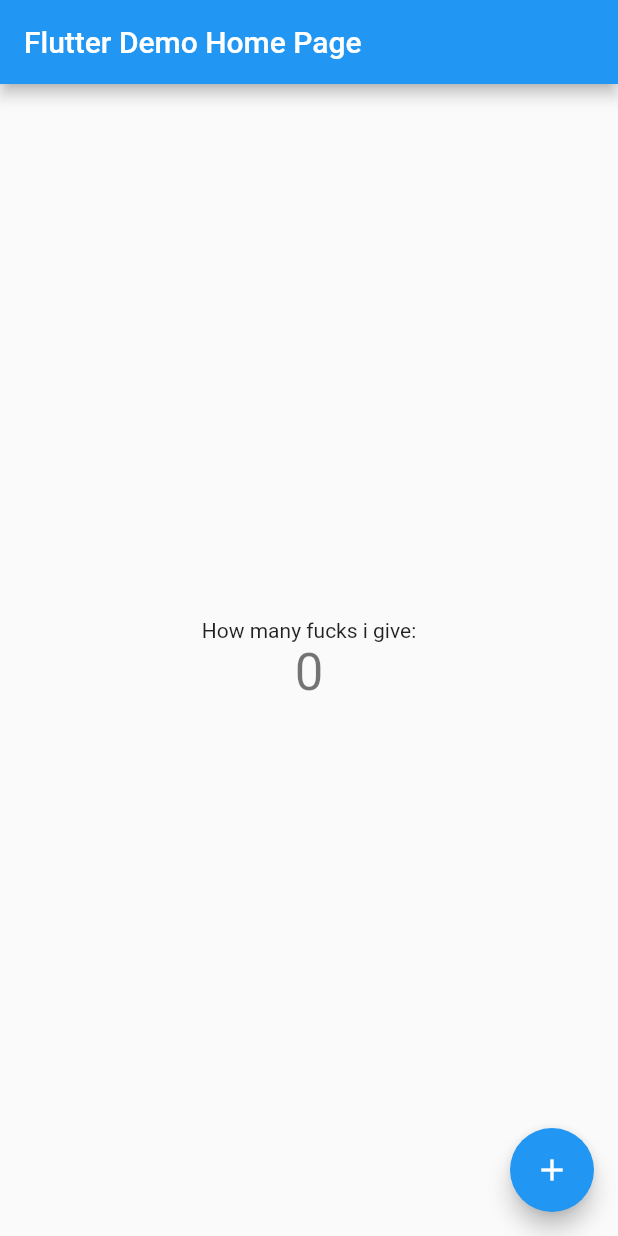
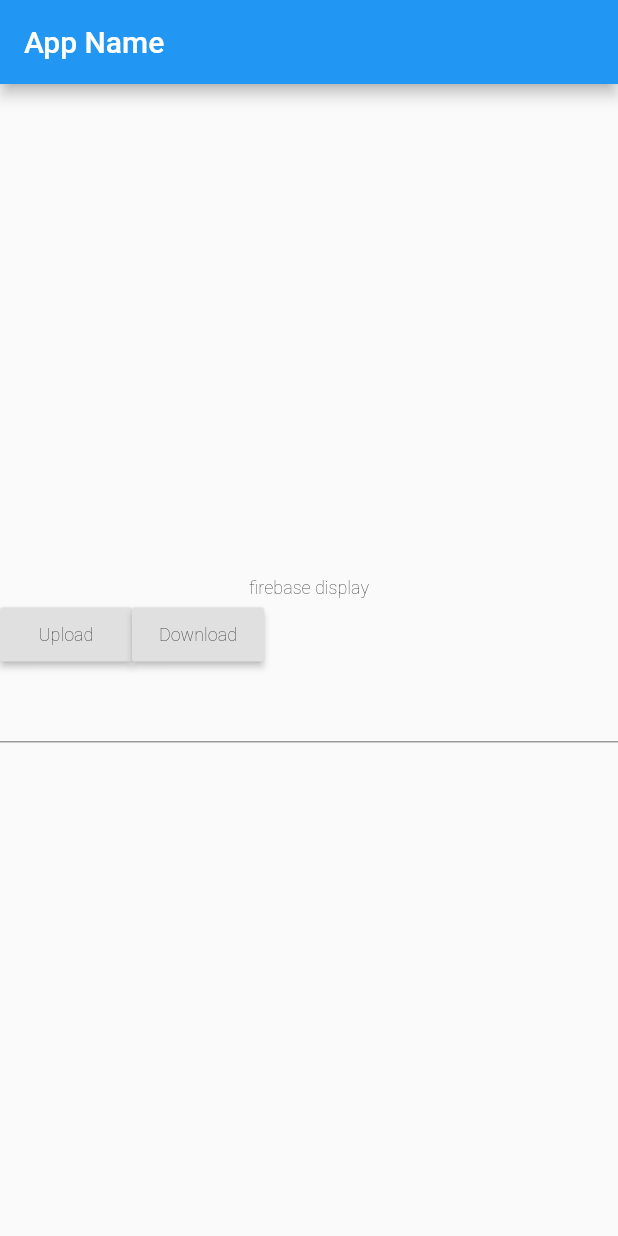
Before and after one commit to bautitravella/hello_world_firebase, a Flutter app: the screen it shows after launch, on a phone screen of 412 x 824 dp. Run offline on Flutter 3.47's test engine with Material 2 defaults, Android fonts, the phone set to English and light mode, and no system bars.

Commit message:
how many fucks

```diff
--- a/lib/main.dart
+++ b/lib/main.dart
@@ -1,111 +1,98 @@
 import 'package:flutter/material.dart';
 
-void main() => runApp(MyApp());
+void main() {
+  runApp(new MyApp());
+}
+class MyApp extends StatelessWidget {
 
-class MyApp extends StatelessWidget {
-  // This widget is the root of your application.
   @override
   Widget build(BuildContext context) {
-    return MaterialApp(
-      title: 'Flutter Demo',
-      theme: ThemeData(
-        // This is the theme of your application.
-        //
-        // Try running your application with "flutter run". You'll see the
-        // application has a blue toolbar. Then, without quitting the app, try
-        // changing the primarySwatch below to Colors.green and then invoke
-        // "hot reload" (press "r" in the console where you ran "flutter run",
-        // or simply save your changes to "hot reload" in a Flutter IDE).
-        // Notice that the counter didn't reset back to zero; the application
-        // is not restarted.
+    return new MaterialApp(
+      title: 'Generated App',
+      theme: new ThemeData(
         primarySwatch: Colors.blue,
+        primaryColor: const Color(0xFF2196f3),
+        accentColor: const Color(0xFF2196f3),
+        canvasColor: const Color(0xFFfafafa),
       ),
-      home: MyHomePage(title: 'Flutter Demo Home Page'),
+      home: new MyHomePage(),
     );
   }
 }
 
 class MyHomePage extends StatefulWidget {
-  MyHomePage({Key key, this.title}) : super(key: key);
-
-  // This widget is the home page of your application. It is stateful, meaning
-  // that it has a State object (defined below) that contains fields that affect
-  // how it looks.
-
-  // This class is the configuration for the state. It holds the values (in this
-  // case the title) provided by the parent (in this case the App widget) and
-  // used by the build method of the State. Fields in a Widget subclass are
-  // always marked "final".
-
-  final String title;
-
+  MyHomePage({Key key}) : super(key: key);
   @override
-  _MyHomePageState createState() => _MyHomePageState();
+  _MyHomePageState createState() => new _MyHomePageState();
 }
 
 class _MyHomePageState extends State<MyHomePage> {
-  int _counter = 0;
-
-  void _incrementCounter() {
-    setState(() {
-      // This call to setState tells the Flutter framework that something has
-      // changed in this State, which causes it to rerun the build method below
-      // so that the display can reflect the updated values. If we changed
-      // _counter without calling setState(), then the build method would not be
-      // called again, and so nothing would appear to happen.
-      _counter++;
-    });
-  }
-
   @override
   Widget build(BuildContext context) {
-    // This method is rerun every time setState is called, for instance as done
-    // by the _incrementCounter method above.
-    //
-    // The Flutter framework has been optimized to make rerunning build methods
-    // fast, so that you can just rebuild anything that needs updating rather
-    // than having to individually change instances of widgets.
-    return Scaffold(
-      appBar: AppBar(
-        // Here we take the value from the MyHomePage object that was created by
-        // the App.build method, and use it to set our appbar title.
-        title: Text(widget.title),
+    return new Scaffold(
+      appBar: new AppBar(
+        title: new Text('App Name'),
       ),
-      body: Center(
-        // Center is a layout widget. It takes a single child and positions it
-        // in the middle of the parent.
-        child: Column(
-          // Column is also a layout widget. It takes a list of children and
-          // arranges them vertically. By default, it sizes itself to fit its
-          // children horizontally, and tries to be as tall as its parent.
-          //
-          // Invoke "debug painting" (press "p" in the console, choose the
-          // "Toggle Debug Paint" action from the Flutter Inspector in Android
-          // Studio, or the "Toggle Debug Paint" command in Visual Studio Code)
-          // to see the wireframe for each widget.
-          //
-          // Column has various properties to control how it sizes itself and
-          // how it positions its children. Here we use mainAxisAlignment to
-          // center the children vertically; the main axis here is the vertical
-          // axis because Columns are vertical (the cross axis would be
-          // horizontal).
+      body:
+      new Column(
           mainAxisAlignment: MainAxisAlignment.center,
+          mainAxisSize: MainAxisSize.max,
+          crossAxisAlignment: CrossAxisAlignment.center,
           children: <Widget>[
-            Text(
-              'How many fucks i give:',
+            new Text(
+              "firebase display",
+              style: new TextStyle(fontSize:12.0,
+                  color: const Color(0xFF000000),
+                  fontWeight: FontWeight.w200,
+                  fontFamily: "Roboto"),
             ),
-            Text(
-              '$_counter',
-              style: Theme.of(context).textTheme.display1,
+
+            new Row(
+                mainAxisAlignment: MainAxisAlignment.start,
+                mainAxisSize: MainAxisSize.max,
+                crossAxisAlignment: CrossAxisAlignment.center,
+                children: <Widget>[
+                  new RaisedButton(key:null, onPressed:buttonPressed,
+                      color: const Color(0xFFe0e0e0),
+                      child:
+                      new Text(
+                        "Upload",
+                        style: new TextStyle(fontSize:12.0,
+                            color: const Color(0xFF000000),
+                            fontWeight: FontWeight.w200,
+                            fontFamily: "Roboto"),
+                      )
+                  ),
+
+                  new RaisedButton(key:null, onPressed:buttonPressed,
+                      color: const Color(0xFFe0e0e0),
+                      child:
+                      new Text(
+                        "Download",
+                        style: new TextStyle(fontSize:12.0,
+                            color: const Color(0xFF000000),
+                            fontWeight: FontWeight.w200,
+                            fontFamily: "Roboto"),
+                      )
+                  )
+                ]
+
             ),
-          ],
-        ),
+
+            new TextField(
+              style: new TextStyle(fontSize:12.0,
+                  color: const Color(0xFF000000),
+                  fontWeight: FontWeight.w200,
+                  fontFamily: "Roboto"),
+            )
+          ]
+
       ),
-      floatingActionButton: FloatingActionButton(
-        onPressed: _incrementCounter,
-        tooltip: 'Increment',
-        child: Icon(Icons.add),
-      ), // This trailing comma makes auto-formatting nicer for build methods.
+
     );
   }
+  void buttonPressed(){}
+
+  void fabPressed() {}
+
 }
```
